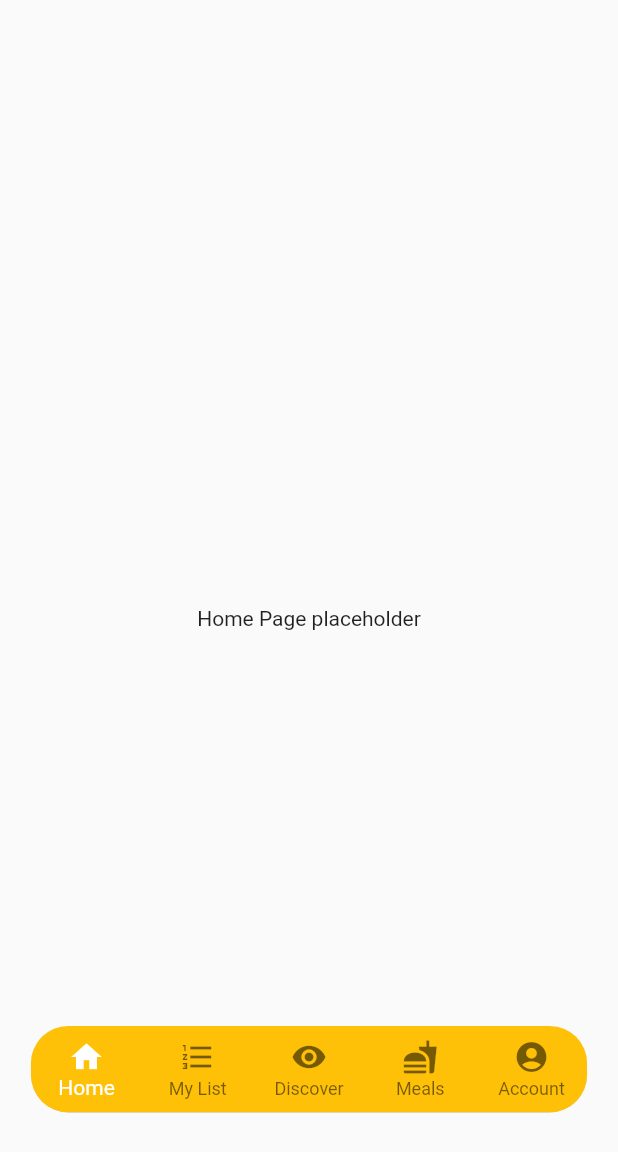
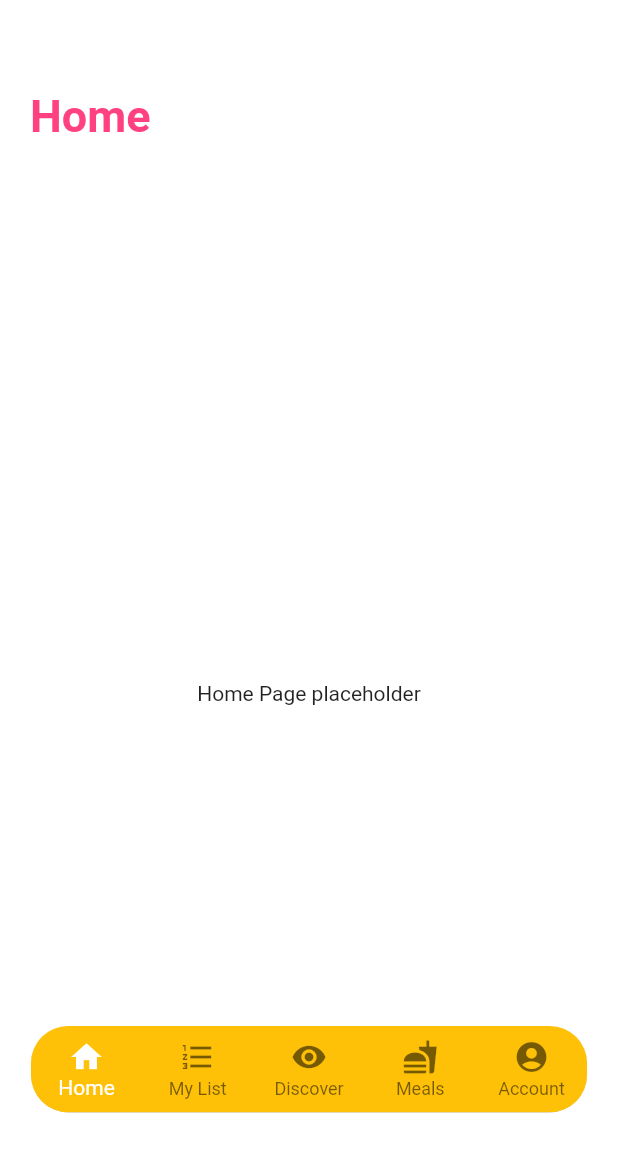
Before and after one commit to minhqto/somethingAboutAPlate, a Flutter app: the screen it shows after launch, on a phone screen of 412 x 824 dp. Shown: the top 1152 px of the screen. Run offline on Flutter 3.47's test engine with Material 2 defaults, Android fonts, the phone set to English and light mode, and no system bars.

```diff
--- a/lib/home.dart
+++ b/lib/home.dart
@@ -4,6 +4,8 @@ import "package:flutter/material.dart";
 import "package:mypalate/views/mylist.dart";
 import 'package:mypalate/views/homePage.dart';
 import 'package:mypalate/views/discover.dart';
+import 'package:mypalate/widgets/customAppBar.dart';
+import 'package:mypalate/globals.dart' as globals;
 
 class Home extends StatefulWidget {
   @override
--- a/lib/views/homePage.dart
+++ b/lib/views/homePage.dart
@@ -1,10 +1,16 @@
 import "package:flutter/material.dart";
+import 'package:mypalate/globals.dart' as globals;
+import 'package:mypalate/widgets/customAppBar.dart';
 
 class HomePage extends StatelessWidget {
   @override
   Widget build(BuildContext context) {
-    return Container(
-      child: Column(
+    return Scaffold(
+      backgroundColor: Colors.white,
+      appBar: PreferredSize(
+          preferredSize: Size.fromHeight(globals.appBarHeight),
+          child: CustomAppBar(appName: "Home")),
+      body: Column(
         mainAxisAlignment: MainAxisAlignment.center,
         children: [
               Center(child: Text("Home Page placeholder"))
```
Also changed, not shown: lib/widgets/miniRecipeCard.dart (+5 -16 lines), lib/views/account.dart (added), lib/views/meals.dart (added), pubspec.lock.
